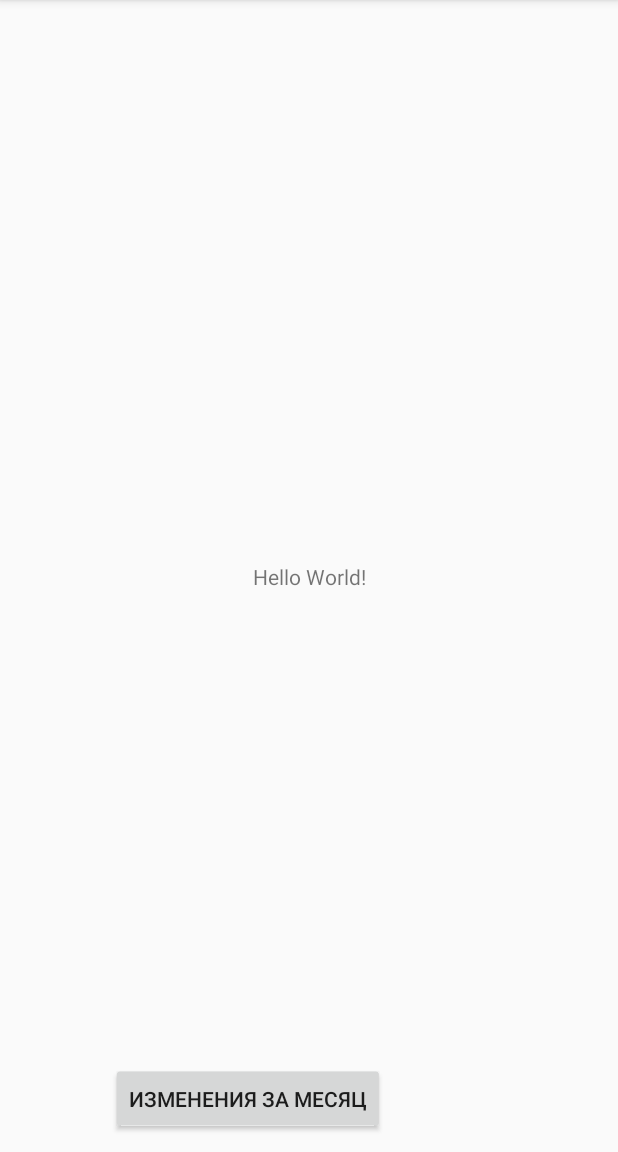
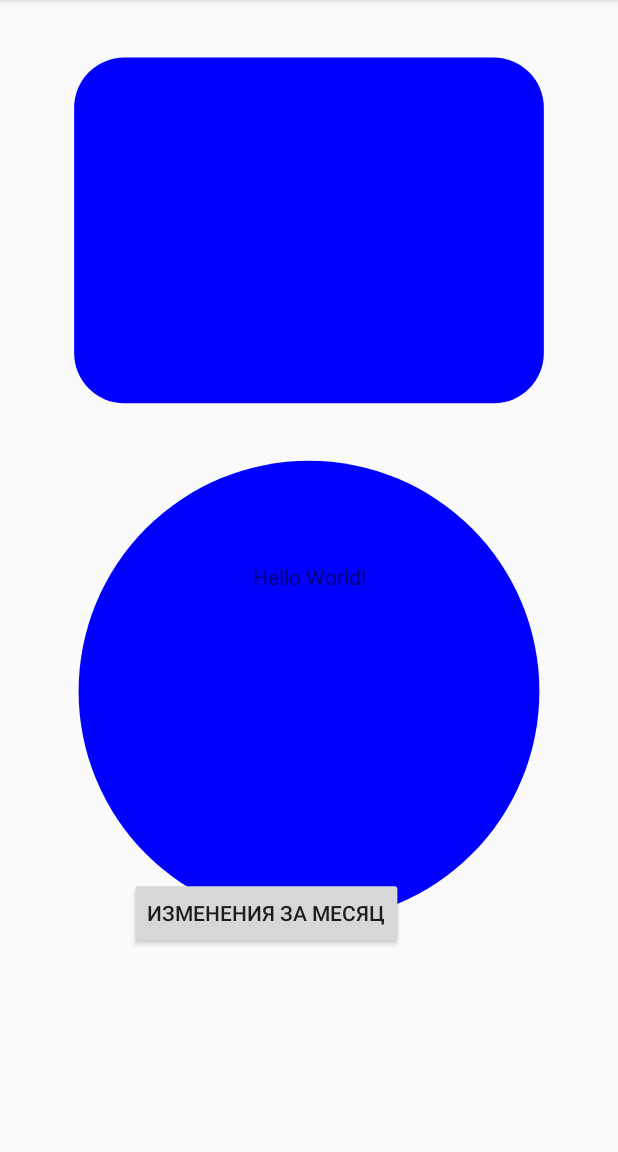
Before and after one commit to MrMarrow/TestApplicatiom, an Android app: the screen it shows after launch (MainActivity), on a phone screen of 412 x 824 dp, the part 84-1236 px from its top. Run offline under Robolectric (Android 15) with nearby library versions, the phone set to English and light mode, and no system bars.

Commit message:
add button

```diff
--- a/app/src/main/java/com/softmarrow/testapplicatiom/MainActivity.java
+++ b/app/src/main/java/com/softmarrow/testapplicatiom/MainActivity.java
@@ -22,7 +22,7 @@ public class MainActivity extends AppCompatActivity {
 
         PersonalPageDrawView drawCross = new PersonalPageDrawView(this);
         LinearLayout layout1 = (LinearLayout) findViewById(R.id.drawcross);
-       // layout1.addView(drawCross);
+        layout1.addView(drawCross);
 
         Display display = getWindowManager().getDefaultDisplay();
         Point size = new Point();
@@ -32,8 +32,8 @@ public class MainActivity extends AppCompatActivity {
 
         Button button = findViewById(R.id.button2);
         button.setText("Изменения за месяц");
-        button.setX(width * 0.16f);
-        button.setY(height * 0.85f);
+        button.setX(width * 0.19f);
+        button.setY(height * 0.7f);
 
     }
 }
--- a/app/src/main/res/layout/activity_main.xml
+++ b/app/src/main/res/layout/activity_main.xml
@@ -31,7 +31,7 @@
         android:layout_marginStart="8dp"
         android:layout_marginLeft="8dp"
         android:layout_marginTop="8dp"
-        android:text="Button"
+        android:text="Изменения за месяц"
         app:layout_constraintStart_toStartOf="parent"
         app:layout_constraintTop_toTopOf="parent" />
 
```
